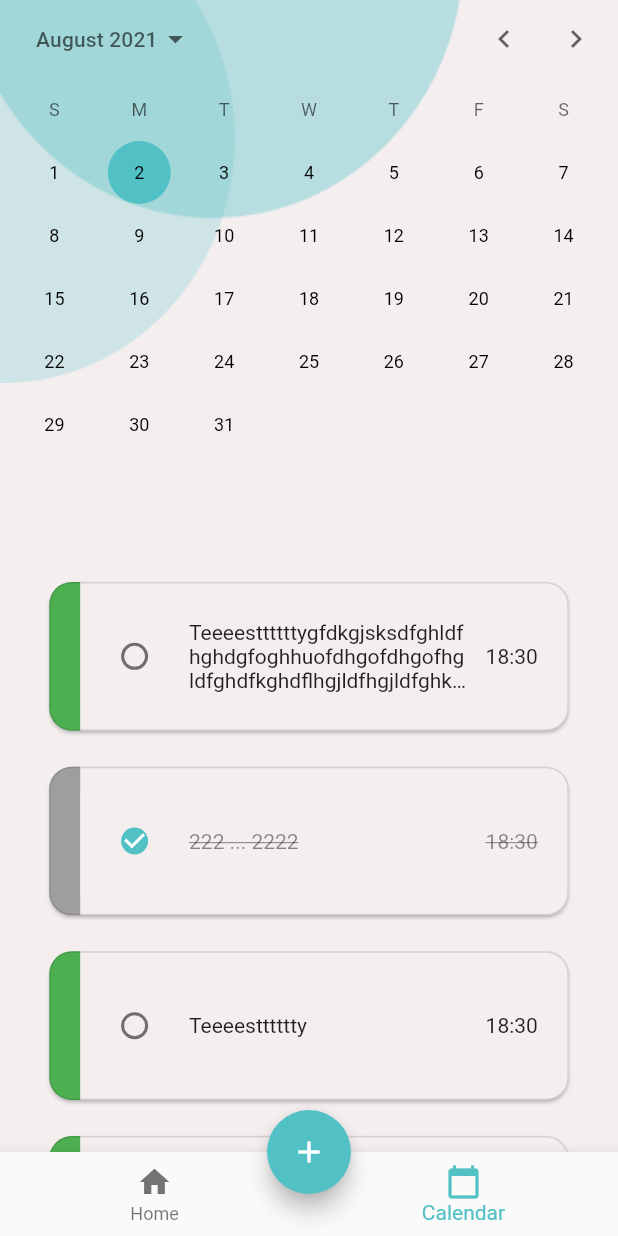
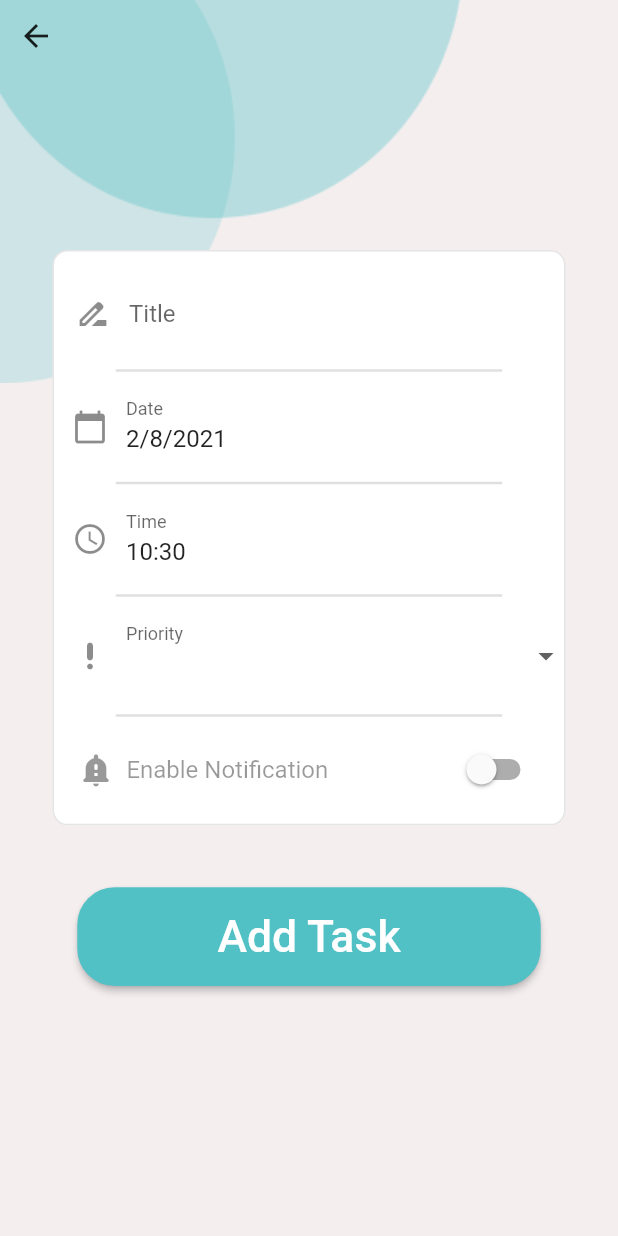
Before and after one commit to iAmer99/ToDoApp, a Flutter app: the BottomBarScreen screen opened by its route, item 2 of the bottom bar chosen, after a tap on the "add" icon, on a phone screen of 412 x 824 dp. Run offline on Flutter 3.47's test engine with Material 2 defaults, Android fonts, the phone set to English and light mode, and no system bars; drawn by our look-alikes of flutter_slidable; our stand-ins replace bloc, equatable, flutter_bloc, flutter_svg.

Commit message:
created settings, sync, add Task screens

```diff
--- /dev/null
+++ b/lib/features/add_task/add_task_screen.dart
@@ -0,0 +1,183 @@
+import 'package:flutter/material.dart';
+import 'package:flutter/services.dart';
+import 'package:todo/features/add_task/styles/formField_style.dart';
+import 'package:todo/shared/models/tasks_model.dart';
+import 'package:todo/shared/widgets/colored_button.dart';
+import 'package:todo/shared/widgets/colored_circles.dart';
+import 'package:todo/shared/widgets/myContainer.dart';
+import 'package:todo/shared/widgets/myDivider.dart';
+import 'package:todo/utils/helper_functions.dart';
+import 'package:todo/utils/size_config.dart';
+
+class AddTaskScreen extends StatefulWidget {
+  static const String routeName = "/task_screen";
+
+  @override
+  _AddTaskScreenState createState() => _AddTaskScreenState();
+}
+
+class _AddTaskScreenState extends State<AddTaskScreen> {
+  final GlobalKey<FormState> _formKey = GlobalKey<FormState>();
+
+  final TextEditingController _title = TextEditingController();
+
+  final TextEditingController _date = TextEditingController();
+
+  final TextEditingController _time = TextEditingController();
+
+  @override
+  void initState() {
+    super.initState();
+    _date.text =
+        "${DateTime.now().day}/${DateTime.now().month}/${DateTime.now().year}";
+    _time.text = "${TimeOfDay.now().hour}:${TimeOfDay.now().minute}";
+  }
+
+  @override
+  Widget build(BuildContext context) {
+    return GestureDetector(
+      onTap: () {
+        closeKeyboard(context);
+      },
+      child: Scaffold(
+        body: Stack(
+          alignment: Alignment.center,
+          children: [
+            Stack(
+              children: [
+                ColoredCircles(),
+                SafeArea(child: BackButton()),
+              ],
+            ),
+            SingleChildScrollView(
+              child: Align(
+                  alignment: Alignment.center,
+                  child: Column(
+                    mainAxisAlignment: MainAxisAlignment.center,
+                    children: [
+                      MyContainer(
+                          child: Form(
+                        key: _formKey,
+                        child: Column(
+                          children: [
+                            Padding(
+                              padding: const EdgeInsets.only(left: 2.0),
+                              child: TextFormField(
+                                controller: _title,
+                                decoration: myDecoration(
+                                    label: "Title",
+                                    hint: "Enter task title",
+                                    myIcon:
+                                        Icon(Icons.drive_file_rename_outline)),
+                                keyboardType: TextInputType.name,
+                                validator: (String? value) {
+                                  return value!.isNotEmpty
+                                      ? null
+                                      : "Title is empty";
+                                },
+                              ),
+                            ),
+                            MyDivider(),
+                            InkWell(
+                              onTap: () async {
+                                await showDatePicker(
+                                        context: context,
+                                        initialDate: DateTime.now(),
+                                        firstDate:
+                                            DateTime(DateTime.now().year - 20),
+                                        lastDate:
+                                            DateTime(DateTime.now().year + 30))
+                                    .then((value) {
+                                  _date.text =
+                                      "${value!.day}/${value!.month}/${value!.year}";
+                                });
+                              },
+                              child: IgnorePointer(
+                                child: TextFormField(
+                                  controller: _date,
+                                  decoration: myDecoration(
+                                      label: "Date",
+                                      hint: "Choose task date",
+                                      myIcon: Icon(Icons.calendar_today)),
+                                ),
+                              ),
+                            ),
+                            MyDivider(),
+                            InkWell(
+                              onTap: () async {
+                                await showTimePicker(
+                                    context: context,
+                                    initialTime: TimeOfDay.now()).then((value){
+                                          _time.text = "${value!.hour}:${value!.minute}";
+                                });
+                              },
+                              child: IgnorePointer(
+                                child: TextFormField(
+                                  controller: _time,
+                                  decoration: myDecoration(
+                                      label: "Time",
+                                      hint: "Choose task time",
+                                      myIcon: Icon(Icons.access_time_sharp)),
+                                ),
+                              ),
+                            ),
+                            MyDivider(),
+                            DropdownButtonFormField<Priority>(
+                              items: Priority.values.map((element) {
+                                return DropdownMenuItem<Priority>(
+                                  child: Text(getPriorityText(element)),
+                                  value: element,
+                                );
+                              }).toList(),
+                              //  icon: Icon(Icons.priority_high_rounded),
+                              decoration: myDecoration(
+                                  label: "Priority",
+                                  hint: "",
+                                  myIcon: Icon(Icons.priority_high_rounded)),
+                              onChanged: (value) {},
+                            ),
+                            MyDivider(),
+                            SwitchListTile(
+                              value: false,
+                              onChanged: (bool newValue) {},
+                              title: Row(
+                                children: [
+                                  Icon(
+                                    Icons.notification_important_rounded,
+                                    color: Colors.black.withOpacity(0.4),
+                                  ),
+                                  SizedBox(
+                                    width: 2 * widthMultiplier,
+                                  ),
+                                  Text(
+                                    "Enable Notification",
+                                    style: TextStyle(
+                                        color: Colors.black.withOpacity(0.4)),
+                                  )
+                                ],
+                              ),
+                            )
+                          ],
+                        ),
+                      )),
+                      SizedBox(
+                        height: 5 * heightMultiplier,
+                      ),
+                      Container(
+                        height: 8 * heightMultiplier,
+                        width: 75 * widthMultiplier,
+                        child: ColoredButton(
+                            text: "Add Task",
+                            function: () {
+                              if (_formKey.currentState!.validate()) {}
+                            }),
+                      )
+                    ],
+                  )),
+            ),
+          ],
+        ),
+      ),
+    );
+  }
+}
--- /dev/null
+++ b/lib/features/add_task/styles/formField_style.dart
@@ -0,0 +1,13 @@
+import 'package:flutter/material.dart';
+
+InputDecoration myDecoration({required String label, required String hint, required Icon myIcon}){
+  return InputDecoration(
+    labelText: label,
+    hintStyle: TextStyle(
+      color: Colors.black.withOpacity(0.4),
+    ),
+    hintText: hint,
+    border: InputBorder.none,
+    prefixIcon: myIcon,
+  );
+}
--- a/lib/features/auth/login/login_screen.dart
+++ b/lib/features/auth/login/login_screen.dart
@@ -3,9 +3,9 @@ import 'package:flutter_bloc/flutter_bloc.dart';
 import 'package:flutter_svg/flutter_svg.dart';
 import 'package:todo/features/auth/login/cubit/login_cubit.dart';
 import 'package:todo/features/auth/register/register_screen.dart';
-import 'package:todo/features/auth/widgets/auth_container.dart';
+import 'package:todo/shared/widgets/myContainer.dart';
 import 'package:todo/features/auth/widgets/auth_textFormField.dart';
-import 'package:todo/features/auth/widgets/myDivider.dart';
+import 'package:todo/shared/widgets/myDivider.dart';
 import 'package:todo/features/auth/widgets/social_buttons.dart';
 import 'package:todo/shared/widgets/colored_button.dart';
 import 'package:todo/shared/widgets/colored_circles.dart';
@@ -66,7 +66,7 @@ class LoginScreen extends StatelessWidget {
                           SizedBox(
                             height: 5 * heightMultiplier,
                           ),
-                          AuthContainer(
+                          MyContainer(
                               child: Form(
                             key: _formKey,
                             child: Column(
--- a/lib/features/bottomBarScreen/bottomBar_screen.dart
+++ b/lib/features/bottomBarScreen/bottomBar_screen.dart
@@ -1,12 +1,11 @@
 import 'package:flutter/cupertino.dart';
 import 'package:flutter/material.dart';
+import 'package:todo/features/add_task/add_task_screen.dart';
 import 'package:todo/features/calendar/calendar_screen.dart';
 import 'package:todo/features/home/home_screen.dart';
 import 'package:todo/shared/widgets/colored_circles.dart';
 
-
 class BottomBarScreen extends StatefulWidget {
-
   static const String routeName = "/bottomBar_screen";
 
   @override
@@ -16,7 +15,7 @@ class BottomBarScreen extends StatefulWidget {
 class _BottomBarScreenState extends State<BottomBarScreen> {
   int _selectedPage = 0;
 
-  void onPageChange(int index){
+  void onPageChange(int index) {
     setState(() {
       _selectedPage = index;
     });
@@ -27,16 +26,26 @@ class _BottomBarScreenState extends State<BottomBarScreen> {
     return Scaffold(
       body: Stack(
         children: [
-          _selectedPage == 0 ? HomeScreen() : WillPopScope(
-            onWillPop: () async{
-              onPageChange(0);
-              return false;
-            },
-            child: CalendarScreen(),
-          )
+          _selectedPage == 0
+              ? HomeScreen()
+              : WillPopScope(
+                  onWillPop: () async {
+                    onPageChange(0);
+                    return false;
+                  },
+                  child: CalendarScreen(),
+                )
         ],
       ),
-      floatingActionButton: FloatingActionButton(onPressed: () {  }, child: Icon(Icons.add, color: Colors.white,),),
+      floatingActionButton: FloatingActionButton(
+        onPressed: () {
+          Navigator.of(context, rootNavigator: true).pushNamed(AddTaskScreen.routeName);
+        },
+        child: Icon(
+          Icons.add,
+          color: Colors.white,
+        ),
+      ),
       floatingActionButtonLocation: FloatingActionButtonLocation.centerDocked,
       bottomNavigationBar: BottomNavigationBar(
         items: [
@@ -50,7 +59,7 @@ class _BottomBarScreenState extends State<BottomBarScreen> {
           ),
         ],
         currentIndex: _selectedPage,
-        onTap: (int index)=> onPageChange(index),
+        onTap: (int index) => onPageChange(index),
       ),
     );
   }
--- a/lib/features/home/home_screen.dart
+++ b/lib/features/home/home_screen.dart
@@ -3,6 +3,7 @@ import 'package:flutter/material.dart';
 import 'package:todo/features/home/widgets/dayTasks.dart';
 import 'package:todo/features/home/widgets/day_content_builder.dart';
 import 'package:todo/features/home/widgets/noTasks.dart';
+import 'package:todo/features/settings/settings_screen.dart';
 import 'package:todo/shared/widgets/task_widget.dart';
 import 'package:todo/shared/widgets/white_circles.dart';
 import 'package:todo/utils/colors.dart';
@@ -68,7 +69,12 @@ class _HomeScreenState extends State<HomeScreen>
                             padding: EdgeInsets.only(
                                 bottom: 5 * widthMultiplier,
                                 left: 3 * heightMultiplier),
+                            child: InkWell(
+                              onTap: (){
+                                Navigator.of(context, rootNavigator: true).pushNamed(SettingsScreen.routeName);
+                              },
                               child: Row(
+                                mainAxisSize: MainAxisSize.min,
                                 children: [
                                   Icon(
                                     Icons.settings,
@@ -82,6 +88,7 @@ class _HomeScreenState extends State<HomeScreen>
                                         fontSize: 2.5 * textMultiplier),
                                   )
                                 ],
+                              ),
                             ),
                           ),
                         ),
@@ -194,10 +201,15 @@ class _HomeScreenState extends State<HomeScreen>
               child: Padding(
                 padding: EdgeInsets.only(
                     top: 6 * heightMultiplier, right: 3 * widthMultiplier),
-                child: Icon(
+                child: IconButton(
+                  onPressed: (){
+                    Navigator.of(context, rootNavigator: true).pushNamed(SettingsScreen.routeName);
+                  },
+                  icon: Icon(
                     Icons.settings,
                     color: Colors.white,
                     size: 7.5 * imageSizeMultiplier,
+                  ),
                 ),
               ),
               alignment: Alignment.topRight,
--- a/lib/main.dart
+++ b/lib/main.dart
@@ -1,6 +1,6 @@
 import 'package:flutter/material.dart';
 import 'package:todo/core/bloc_observer.dart';
-import 'package:todo/features/splash/presentation/splash_screen.dart';
+import 'package:todo/features/splash/splash_screen.dart';
 import 'package:todo/transitions/routes.dart';
 import 'package:todo/utils/colors.dart';
 import 'package:todo/utils/helper_functions.dart';
--- a/lib/features/auth/widgets/auth_container.dart
+++ b/lib/shared/widgets/myContainer.dart
@@ -1,11 +1,10 @@
 import 'package:flutter/material.dart';
-import 'package:todo/utils/colors.dart';
 import 'package:todo/utils/size_config.dart';
 
-class AuthContainer extends StatelessWidget {
+class MyContainer extends StatelessWidget {
   final Widget child;
 
-  const AuthContainer({required this.child});
+  const MyContainer({required this.child});
 
   @override
   Widget build(BuildContext context) {
--- a/lib/transitions/routes.dart
+++ b/lib/transitions/routes.dart
@@ -1,11 +1,14 @@
 import 'package:flutter/material.dart';
+import 'package:todo/features/add_task/add_task_screen.dart';
 import 'package:todo/features/auth/login/login_screen.dart';
 import 'package:todo/features/auth/register/register_screen.dart';
 import 'package:todo/features/bottomBarScreen/bottomBar_screen.dart';
 import 'package:todo/features/calendar/calendar_screen.dart';
 import 'package:todo/features/home/home_screen.dart';
 import 'package:todo/features/onBoarding/onBoarding_screen.dart';
-import 'package:todo/features/splash/presentation/splash_screen.dart';
+import 'package:todo/features/settings/settings_screen.dart';
+import 'package:todo/features/splash/splash_screen.dart';
+import 'package:todo/features/sync/sync_screen.dart';
 import 'package:todo/transitions/routes/fade_route.dart';
 import 'package:todo/transitions/routes/slide_route.dart';
 
@@ -31,5 +34,14 @@ Route<dynamic>? generateRoutes(RouteSettings settings) {
 
     case CalendarScreen.routeName:
       return SlideLeftRoute(page: CalendarScreen());
+
+    case SettingsScreen.routeName:
+      return FadeRoute(page: SettingsScreen());
+
+    case SyncScreen.routeName:
+      return FadeRoute(page: SyncScreen());
+
+    case AddTaskScreen.routeName:
+      return SlideTopRoute(page: AddTaskScreen());
   }
 }
--- a/lib/utils/helper_functions.dart
+++ b/lib/utils/helper_functions.dart
@@ -95,3 +95,21 @@ bool isNextMonth(DateTime date){
     return false;
   }
 }
+
+String getPriorityText(Priority priority){
+  switch (priority){
+    case Priority.Important : return "Important";
+    case Priority.Normal : return "Normal";
+    case Priority.Low : return "Low";
+    default : return "Normal";
+  }
+}
+
+Priority getPriority(String value){
+  switch (value){
+    case "Important" : return Priority.Important;
+    case "Normal" : return Priority.Normal;
+    case "Low" : return Priority.Low;
+    default : return Priority.Normal;
+  }
+}
```
Also changed, not shown: lib/features/auth/register/register_screen.dart (+7 -5 lines), lib/features/settings/settings_screen.dart (added, +189 -0 lines), lib/features/sync/sync_screen.dart (added, +50 -0 lines), lib/features/add_task/cubit/task_cubit.dart (added), lib/features/add_task/cubit/task_state.dart (added), lib/features/settings/cubit/settings_cubit.dart (added), lib/features/settings/cubit/settings_state.dart (added), lib/features/splash/splash_screen.dart (renamed from lib/features/splash/presentation/splash_screen.dart), lib/features/sync/cubit/sync_cubti.dart (added), lib/features/sync/cubit/sync_state.dart (added), lib/shared/widgets/myDivider.dart (renamed from lib/features/auth/widgets/myDivider.dart). Lines whose indentation alone changed are shown as unchanged.
